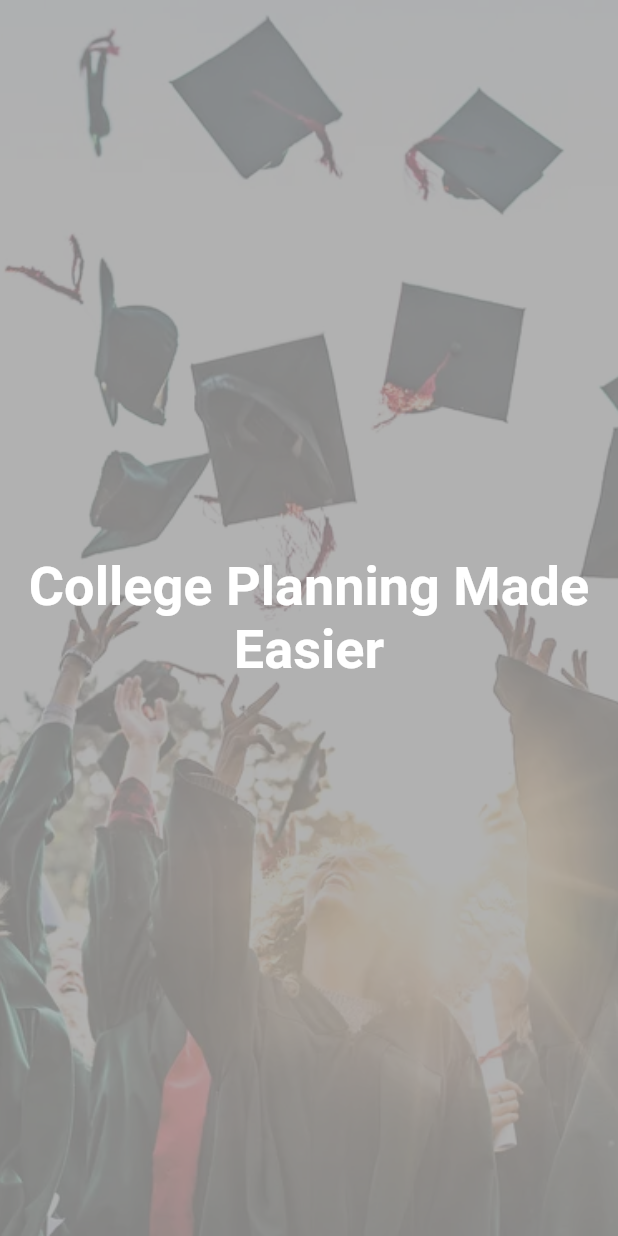
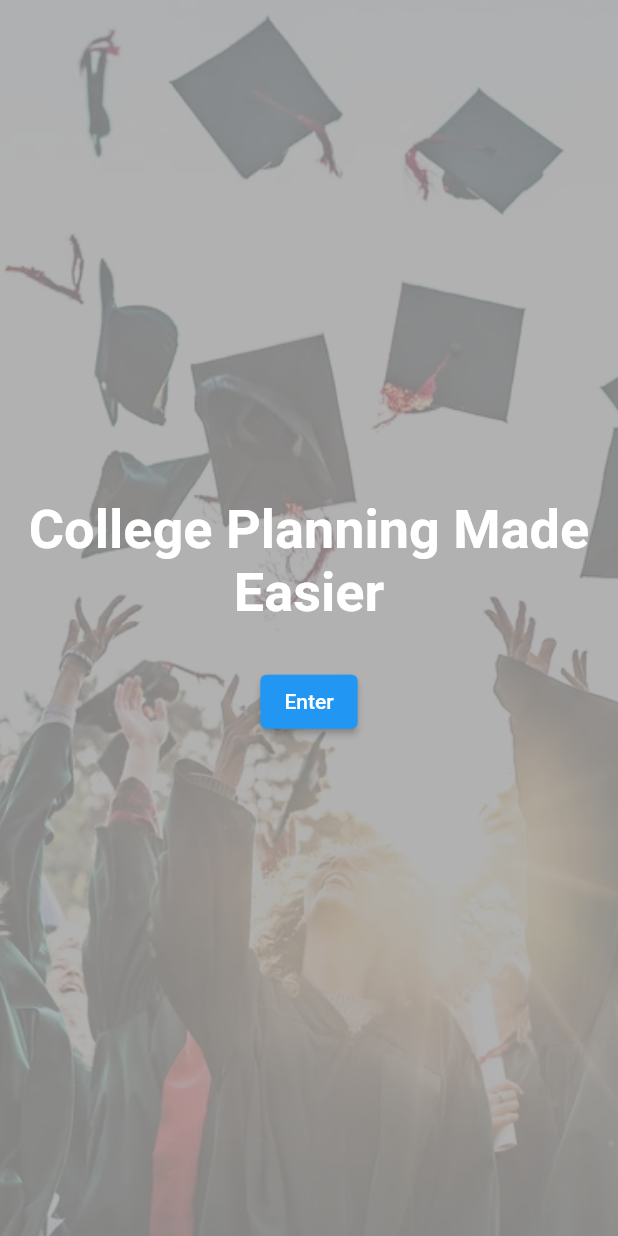
Before and after one commit to lyds214/Project-University-Scheduling, a Flutter app: the first screen one second after launch, on a phone screen of 412 x 824 dp. Run offline on Flutter 3.47's test engine with Material 2 defaults, Android fonts, the phone set to English and light mode, and no system bars.

Commit message:
Update landing.dart

```diff
--- a/myapp/lib/landing.dart
+++ b/myapp/lib/landing.dart
@@ -1,52 +1,125 @@
 import 'package:flutter/material.dart';
 import 'package:myapp/header.dart';
-import 'dart:async';
+// import 'dart:async';
 
-// Uncomment to test
-// void main() => runApp(Landing());
-
-class Landing extends StatefulWidget {
-  @override
-  _LandingState createState() => _LandingState();
-}
-
-class _LandingState extends State<Landing> {
-  @override
-  void initState() {
-    Timer(
-        Duration(seconds: 3),
-        () => Navigator.pushReplacement(
-          context,
-          MaterialPageRoute(
-            builder: (context) => Header(),
-          ),
-        )
-    );
-  }
-
+class Landing extends StatelessWidget {
   @override
   Widget build(BuildContext context) {
     return Scaffold(
       backgroundColor: Colors.grey,
       body: Container(
+
+        // Background widget
         decoration: BoxDecoration(
-          // Background
           image: DecorationImage(
-            image: AssetImage("assets/img/background.png"),
-            fit: BoxFit.cover,
-            colorFilter: ColorFilter.mode(Colors.black.withOpacity(0.2),
-                BlendMode.dstATop), // Make image slightly transparent
+            image: AssetImage("assets/img/background.png"), // Image
+            fit: BoxFit.cover, // Fit to screen
+            colorFilter: ColorFilter.mode(Colors.black.withOpacity(0.2), // Makes image slightly transparent
+              BlendMode.dstATop
+            ),
           ),
         ),
-        child: Center(
-          child: Text(
-            'College Planning Made Easier', // Introduction text
-            textAlign: TextAlign.center,
-            style: TextStyle(
-                fontSize: 36, color: Colors.white, fontWeight: FontWeight.bold),
+
+        // Main widget
+        child: Center( // Centers the column widget
+          child: Column( // Column widget
+            mainAxisSize: MainAxisSize.min, // Fit to center
+            children: <Widget>[
+              Spacer(flex: 12), // Space from top
+              Text( // Text
+                'College Planning Made Easier',
+                textAlign: TextAlign.center,
+                style: TextStyle(
+                  fontSize: 36,
+                  color: Colors.white,
+                  fontWeight: FontWeight.bold
+                ),
+              ),
+              Spacer(flex: 1), // Space from each other
+              ElevatedButton( // Enter button
+                child: Text("Enter"),
+                onPressed: () {
+                  Navigator.of(context).push(_createRoute());
+                }
+              ),
+              Spacer(flex: 12), // Space from bottom
+            ],
           ),
         ),
-      ),
+      )
     );
   }
 }
+
+// Creates a route to Header()
+Route _createRoute() {
+  return PageRouteBuilder(
+    pageBuilder: (context, animation, secondaryAnimation) => Header(),
+    transitionsBuilder: (context, animation, secondaryAnimation, child) {
+      var begin = Offset(0.0, 1.0);
+      var end = Offset.zero;
+      var curve = Curves.ease;
+
+      var tween = Tween(begin: begin, end: end);
+      var curvedAnimation = CurvedAnimation(
+        parent: animation,
+        curve: curve,
+      );
+
+      // Handles transition
+      return SlideTransition(
+        position: tween.animate(curvedAnimation),
+        child: child,
+      );
+    },
+  );
+}
+
+
+// OTHER VERSION //
+
+// class Landing extends StatefulWidget {
+//   @override
+//   _LandingState createState() => _LandingState();
+// }
+
+// class _LandingState extends State<Landing> {
+//   @override
+//   void initState() {
+//     Timer(
+//         Duration(seconds: 3),
+//         () => Navigator.pushReplacement(
+//           context,
+//           MaterialPageRoute(
+//             builder: (context) => Header(),
+//           ),
+//         )
+//     );
+//   }
+
+//   @override
+//   Widget build(BuildContext context) {
+//     return Scaffold(
+//       backgroundColor: Colors.grey,
+//       body: Container(
+//         decoration: BoxDecoration(
+//           // Background
+//           image: DecorationImage(
+//             image: AssetImage("assets/img/background.png"),
+//             fit: BoxFit.cover,
+//             colorFilter: ColorFilter.mode(Colors.black.withOpacity(0.2),
+//                 BlendMode.dstATop), // Make image slightly transparent
+//           ),
+//         ),
+//         child: Center(
+//           child: Text(
+//             'College Planning Made Easier', // Introduction text
+//             textAlign: TextAlign.center,
+//             style: TextStyle(
+//                 fontSize: 36, color: Colors.white, fontWeight: FontWeight.bold),
+//           ),
+//         ),
+//       ),
+//     );
+//   }
+// }
```
